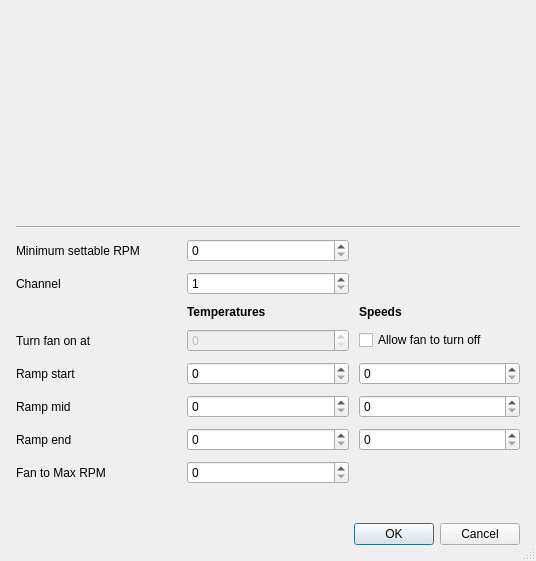
Above: gui_softwareautosetup.ui from Shub77/phoebetria-code before the change. Below: the same form after it.
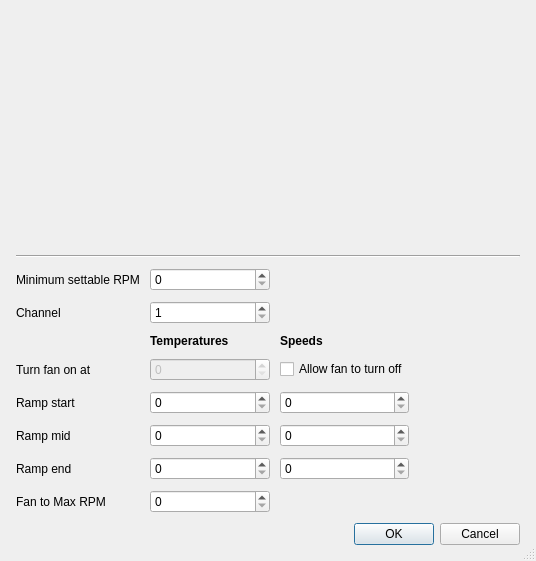
That is the form after the change. Custom widgets are drawn as their Qt base class.

Commit message: Tweaks to software auto dialog

```diff
--- a/gui_softwareautosetup.ui
+++ b/gui_softwareautosetup.ui
@@ -30,6 +30,12 @@
      </property>
      <item>
       <widget class="QCustomPlot" name="widget" native="true">
+       <property name="sizePolicy">
+        <sizepolicy hsizetype="Expanding" vsizetype="Expanding">
+         <horstretch>0</horstretch>
+         <verstretch>0</verstretch>
+        </sizepolicy>
+       </property>
        <property name="minimumSize">
         <size>
          <width>500</width>
@@ -114,7 +120,14 @@
         <widget class="QSpinBox" name="spinBox_2"/>
        </item>
        <item row="7" column="1">
-        <widget class="QSpinBox" name="spinBox_5"/>
+        <widget class="QSpinBox" name="spinBox_5">
+         <property name="minimumSize">
+          <size>
+           <width>120</width>
+           <height>0</height>
+          </size>
+         </property>
+        </widget>
        </item>
        <item row="6" column="0">
         <widget class="QLabel" name="label_4">
@@ -176,20 +189,20 @@
        <item row="0" column="1">
         <widget class="QSpinBox" name="spinBox_7"/>
        </item>
-      </layout>
-     </item>
-     <item>
-      <spacer name="verticalSpacer">
+       <item row="5" column="3">
+        <spacer name="horizontalSpacer">
        <property name="orientation">
-        <enum>Qt::Vertical</enum>
+          <enum>Qt::Horizontal</enum>
        </property>
        <property name="sizeHint" stdset="0">
         <size>
-         <width>20</width>
-         <height>40</height>
+           <width>40</width>
+           <height>20</height>
         </size>
        </property>
       </spacer>
+       </item>
+      </layout>
      </item>
      <item>
       <widget class="QDialogButtonBox" name="buttonBox">
```
Lines whose indentation alone changed are shown as unchanged.
